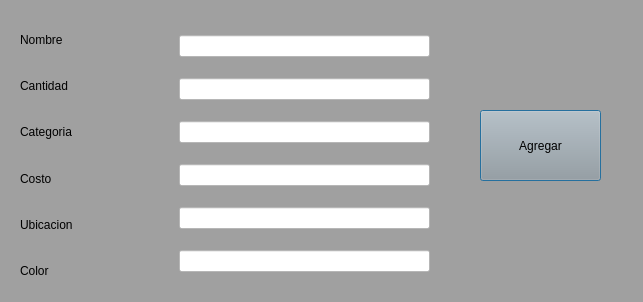
Qt form new_product_dialog.ui (lrolomeli/inventory-lrlp) before a commit.
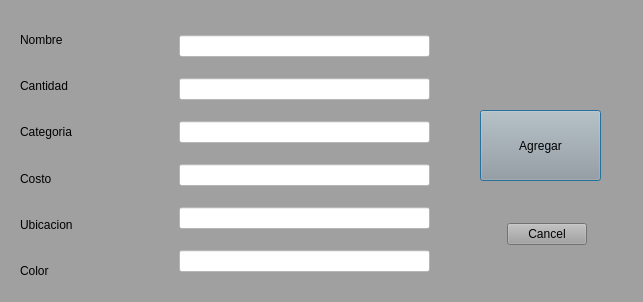
The same form after that commit. Icons and pictures are not drawn.

Commit message: GUI minor changes cancel buttons were added to dialogs

```diff
--- a/new_product_dialog.ui
+++ b/new_product_dialog.ui
@@ -171,6 +171,22 @@
     </item>
    </layout>
   </widget>
+  <widget class="QDialogButtonBox" name="buttonBox">
+   <property name="geometry">
+    <rect>
+     <x>450</x>
+     <y>220</y>
+     <width>193</width>
+     <height>28</height>
+    </rect>
+   </property>
+   <property name="standardButtons">
+    <set>QDialogButtonBox::Cancel</set>
+   </property>
+   <property name="centerButtons">
+    <bool>true</bool>
+   </property>
+  </widget>
  </widget>
  <resources/>
  <connections/>
```
The commit also changes 3 other files.
